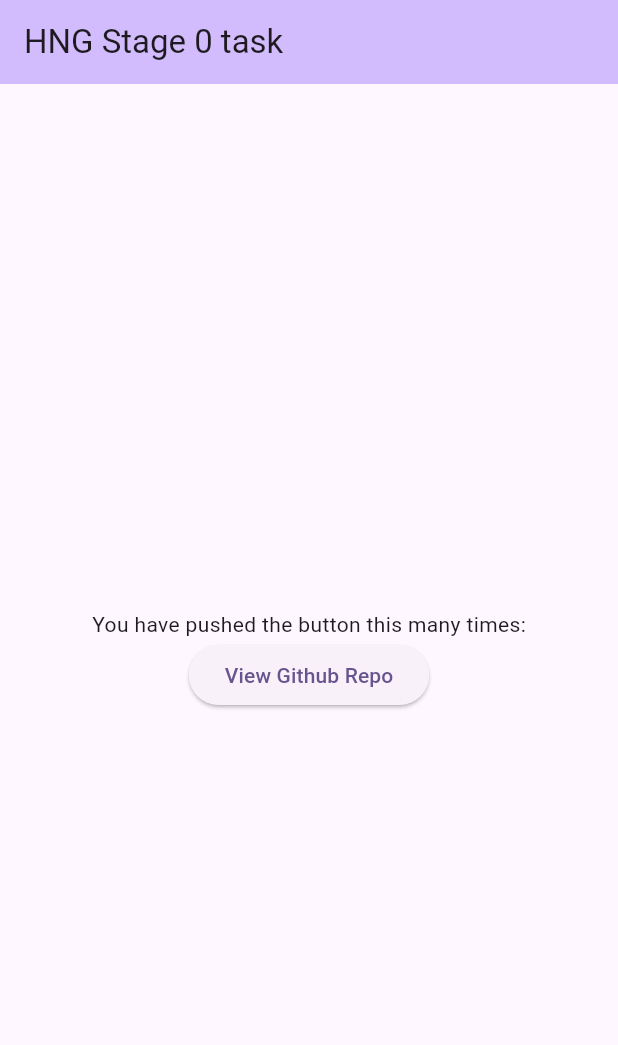
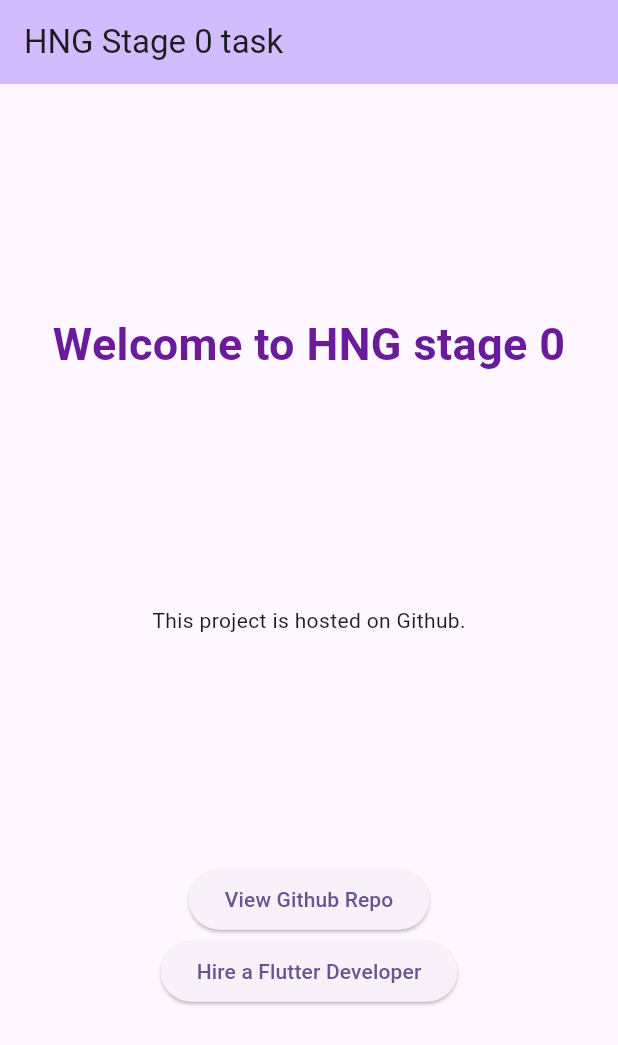
Before and after one commit to thegirlSynth/hng-mobile-stage0, a Flutter app: the screen it shows after launch, on a phone screen of 412 x 824 dp. Shown: the top 1045 px of the screen. Run offline on Flutter 3.47's test engine with Material 3 defaults, Android fonts, the phone set to English and light mode, and no system bars.

Commit message:
[FIX]: Update UI

```diff
--- a/hng_mobile/lib/main.dart
+++ b/hng_mobile/lib/main.dart
@@ -34,12 +34,6 @@ class _MyHomePageState extends State<MyHomePage> {
 
   @override
   Widget build(BuildContext context) {
-    // This method is rerun every time setState is called, for instance as done
-    // by the _incrementCounter method above.
-    //
-    // The Flutter framework has been optimized to make rerunning build methods
-    // fast, so that you can just rebuild anything that needs updating rather
-    // than having to individually change instances of widgets.
     return Scaffold(
       appBar: AppBar(
         backgroundColor: Theme.of(context).colorScheme.inversePrimary,
@@ -47,16 +41,33 @@ class _MyHomePageState extends State<MyHomePage> {
       ),
       body: Center(
         child: Column(
-          mainAxisAlignment: MainAxisAlignment.center,
-          children: <Widget>[
+          mainAxisAlignment: MainAxisAlignment.spaceEvenly,
+          children: [
+             Text(
+              'Welcome to HNG stage 0',
+              style: TextStyle(fontSize: 30, fontWeight: FontWeight.bold, color: Colors.purple[800]),
+            ),
+
             const Text(
-              'You have pushed the button this many times:',
+              'This project is hosted on Github.',
             ),
-            ElevatedButton(
-              onPressed: () {
-                launchUrl(Uri.parse("https://github.com/thegirlSynth/hng-mobile-stage0"));
-              },
-              child: const Text("View Github Repo"),
+
+            Column(
+              children: [
+                ElevatedButton(
+                  onPressed: () {
+                    launchUrl(Uri.parse("https://github.com/thegirlSynth/hng-mobile-stage0"));
+                  },
+                  child: const Text("View Github Repo"),
+                ),
+
+                ElevatedButton(
+                  onPressed: () {
+                    launchUrl(Uri.parse("http://hng.tech/hire/flutter-developers"));
+                  },
+                  child: const Text("Hire a Flutter Developer"),
+                ),
+              ],
             ),
           ],
         ),
```
